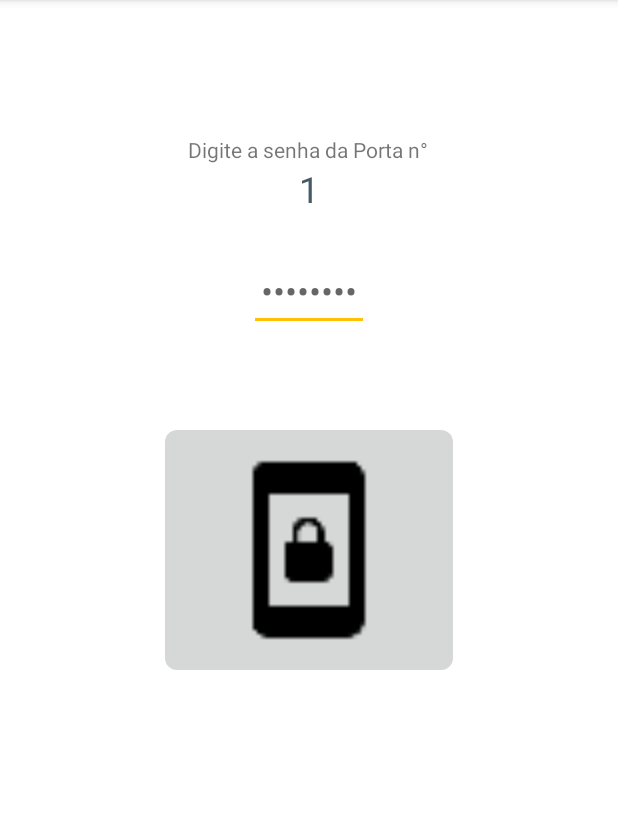
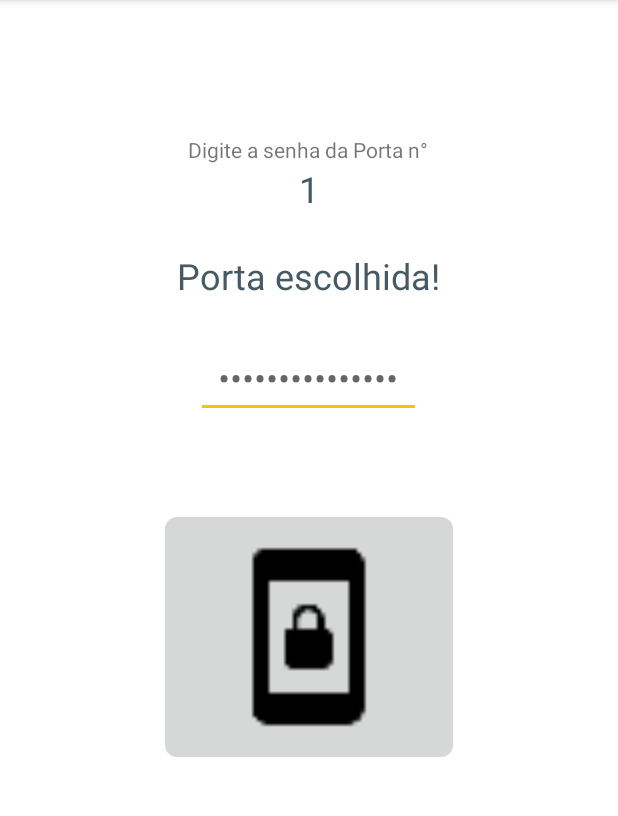
Before and after one commit to tadeununes/VIPDoor, an Android app: the DoorPasswordActivity screen opened directly, with no data from a screen before it, on a phone screen of 412 x 824 dp, the part 84-900 px from its top. Run offline under Robolectric (Android 15) with nearby library versions, the phone set to English and light mode, and no system bars.

Commit message:
Modificações nas Activities 'Login Abertura' e 'DoorPasswordActivity' para enviar o 'id' da porta que se deseja abrir

```diff
--- a/app/src/main/java/com/tadeu/vipdoor/DoorPasswordActivity.java
+++ b/app/src/main/java/com/tadeu/vipdoor/DoorPasswordActivity.java
@@ -19,8 +19,11 @@ public class DoorPasswordActivity extends AppCompatActivity implements View.OnCl
         setContentView(R.layout.activity_door_password);
 
         this.mViewHolderDoorPassword.doorNumber = findViewById(R.id.text_door_number);
+        this.mViewHolderDoorPassword.text_door_number_test = findViewById(R.id.text_door_number_test);
         this.mViewHolderDoorPassword.passDoor = findViewById(R.id.edit_door_passwd);
         this.mViewHolderDoorPassword.openDoor = findViewById(R.id.img_open_door);
+
+        this.mViewHolderDoorPassword.text_door_number_test.setText("Porta escolhida!"); //'Setar' a TextView com a variável 'doorChoosed' da Activity 'LoginAbertura'
 
         this.mViewHolderDoorPassword.openDoor.setOnClickListener(this);
     }
@@ -36,6 +39,7 @@ public class DoorPasswordActivity extends AppCompatActivity implements View.OnCl
 
     private static class ViewHolderDoorPassword{
         TextView doorNumber;
+        TextView text_door_number_test;
         EditText passDoor;
         ImageButton openDoor;
     }
--- a/app/src/main/res/layout/activity_door_password.xml
+++ b/app/src/main/res/layout/activity_door_password.xml
@@ -25,10 +25,19 @@
         android:textColor="@color/colorPrimaryDark"
         android:layout_gravity="center_horizontal"
         android:layout_marginBottom="25dp"/>
+    <TextView
+        android:id="@+id/text_door_number_test"
+        android:layout_width="wrap_content"
+        android:layout_height="wrap_content"
+        android:text="@string/door_number"
+        android:textSize="24sp"
+        android:textColor="@color/colorPrimaryDark"
+        android:layout_gravity="center_horizontal"
+        android:layout_marginBottom="25dp"/>
 
     <EditText
         android:id="@+id/edit_door_passwd"
-        android:layout_width="80dp"
+        android:layout_width="150dp"
         android:layout_height="wrap_content"
         android:layout_gravity="center_horizontal"
         android:textAlignment="center"
--- a/app/src/main/res/layout/activity_login.xml
+++ b/app/src/main/res/layout/activity_login.xml
@@ -19,7 +19,7 @@
         android:layout_marginBottom="90dp"/>
     <EditText
         android:id="@+id/edit_login"
-        android:layout_width="80dp"
+        android:layout_width="150dp"
         android:layout_height="wrap_content"
         android:layout_gravity="center_horizontal"
         android:textAlignment="center"
@@ -28,7 +28,7 @@
         android:hint="@string/login_hint"/>
     <EditText
         android:id="@+id/edit_password"
-        android:layout_width="80dp"
+        android:layout_width="150dp"
         android:layout_height="wrap_content"
         android:layout_gravity="center_horizontal"
         android:textAlignment="center"
--- a/app/src/main/res/layout/activity_login_abertura.xml
+++ b/app/src/main/res/layout/activity_login_abertura.xml
@@ -67,7 +67,8 @@
             android:layout_alignParentEnd="true"
             android:layout_marginEnd="70dp"/>
 
-        <TextView
+
+        <!--<TextView
             android:id="@+id/text_ip_door1"
             android:layout_width="wrap_content"
             android:layout_height="wrap_content"
@@ -89,7 +90,7 @@
             android:layout_marginRight="40dp"
             android:layout_alignParentEnd="true"
             android:layout_marginEnd="40dp"
-            />
+            />-->
 
     </RelativeLayout>
 
--- a/app/src/main/res/values/strings.xml
+++ b/app/src/main/res/values/strings.xml
@@ -7,7 +7,7 @@
     <string name="ip_door2">(172.0.152.101)</string>
     <string name="passwd_door">Digite a senha da Porta n°</string>
     <string name="door_number">1</string>
-    <string name="door_hint">••••••••</string>
+    <string name="door_hint">•••••••••••••••</string>
     <string name="success_open">Porta aberta com sucesso!</string>
     <string name="new_door_open">Abrir outra porta?</string>
     <string name="login_hint">login</string>
```
Also changed, not shown: app/src/main/java/com/tadeu/vipdoor/LoginAbertura.java (+33 -1 lines).
